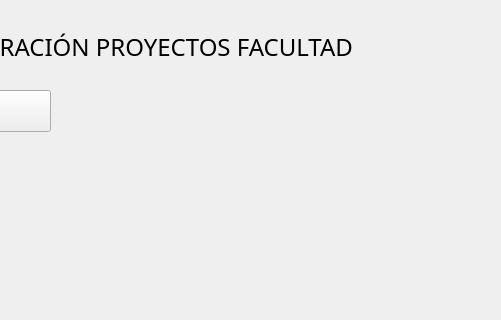
Above: 2 AdmonFacultad/Diseno/DPrincipal.ui from thiago1251/ProgramacionAvanzada before the change; both pictures show x 300 to 801 and y 0 to 320 of the 1000 by 420 pixel window. Below: the same form after it.
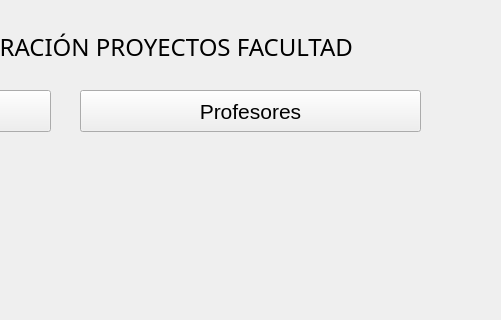
That is the form after the change.

```diff
--- a/2 AdmonFacultad/Diseno/DPrincipal.ui
+++ b/2 AdmonFacultad/Diseno/DPrincipal.ui
@@ -72,6 +72,24 @@
      <string>Fuente</string>
     </property>
    </widget>
+   <widget class="QPushButton" name="BFuente_2">
+    <property name="geometry">
+     <rect>
+      <x>380</x>
+      <y>90</y>
+      <width>341</width>
+      <height>42</height>
+     </rect>
+    </property>
+    <property name="font">
+     <font>
+      <pointsize>16</pointsize>
+     </font>
+    </property>
+    <property name="text">
+     <string>Profesores</string>
+    </property>
+   </widget>
   </widget>
   <widget class="QStatusBar" name="statusbar"/>
  </widget>
```
